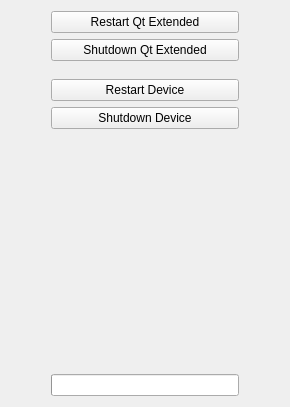
goldelico/letux-qtmoko, file src/server/ui/shutdown/shutdown.ui: the form before one commit.
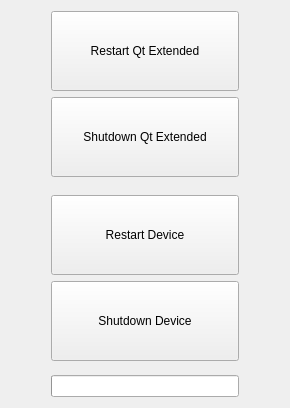
The form after the commit.

Commit message: qtmoko: Bigger buttons for shutdown ui

Diff of the .ui file:
```diff
--- a/src/server/ui/shutdown/shutdown.ui
+++ b/src/server/ui/shutdown/shutdown.ui
@@ -7,7 +7,7 @@
     <x>0</x>
     <y>0</y>
     <width>290</width>
-    <height>407</height>
+    <height>408</height>
    </rect>
   </property>
   <property name="windowTitle">
@@ -49,10 +49,16 @@
           <widget class="QPushButton" name="restart">
            <property name="sizePolicy">
             <sizepolicy hsizetype="Expanding" vsizetype="Fixed">
-             <horstretch>0</horstretch>
-             <verstretch>0</verstretch>
+             <horstretch>180</horstretch>
+             <verstretch>80</verstretch>
             </sizepolicy>
            </property>
+           <property name="minimumSize">
+            <size>
+             <width>180</width>
+             <height>80</height>
+            </size>
+           </property>
            <property name="text">
             <string>Restart Qt Extended</string>
            </property>
@@ -62,10 +68,16 @@
           <widget class="QPushButton" name="quit">
            <property name="sizePolicy">
             <sizepolicy hsizetype="Expanding" vsizetype="Fixed">
-             <horstretch>0</horstretch>
-             <verstretch>0</verstretch>
+             <horstretch>180</horstretch>
+             <verstretch>80</verstretch>
             </sizepolicy>
            </property>
+           <property name="minimumSize">
+            <size>
+             <width>180</width>
+             <height>80</height>
+            </size>
+           </property>
            <property name="text">
             <string>Shutdown Qt Extended</string>
            </property>
@@ -91,10 +103,16 @@
           <widget class="QPushButton" name="reboot">
            <property name="sizePolicy">
             <sizepolicy hsizetype="Expanding" vsizetype="Fixed">
-             <horstretch>0</horstretch>
-             <verstretch>0</verstretch>
+             <horstretch>180</horstretch>
+             <verstretch>80</verstretch>
             </sizepolicy>
            </property>
+           <property name="minimumSize">
+            <size>
+             <width>180</width>
+             <height>80</height>
+            </size>
+           </property>
            <property name="text">
             <string>Restart Device</string>
            </property>
@@ -104,10 +122,16 @@
           <widget class="QPushButton" name="shut">
            <property name="sizePolicy">
             <sizepolicy hsizetype="Expanding" vsizetype="Fixed">
-             <horstretch>0</horstretch>
-             <verstretch>0</verstretch>
+             <horstretch>180</horstretch>
+             <verstretch>80</verstretch>
             </sizepolicy>
            </property>
+           <property name="minimumSize">
+            <size>
+             <width>180</width>
+             <height>80</height>
+            </size>
+           </property>
            <property name="text">
             <string>Shutdown Device</string>
            </property>
@@ -130,7 +154,7 @@
         <property name="sizeHint" stdset="0">
          <size>
           <width>20</width>
-          <height>40</height>
+          <height>20</height>
          </size>
         </property>
        </spacer>
```
